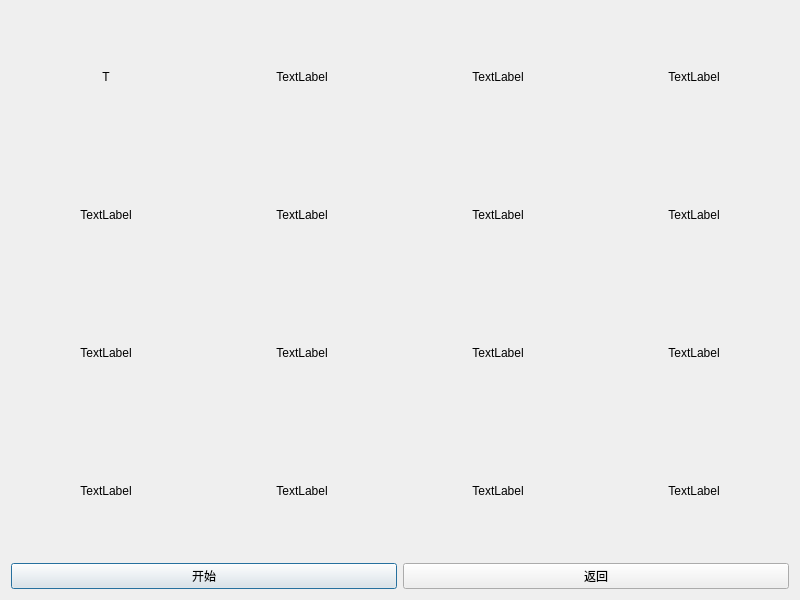
First picture: the form in sixteengrid.ui, repository L-Super/SchulteGrid, before the edit.
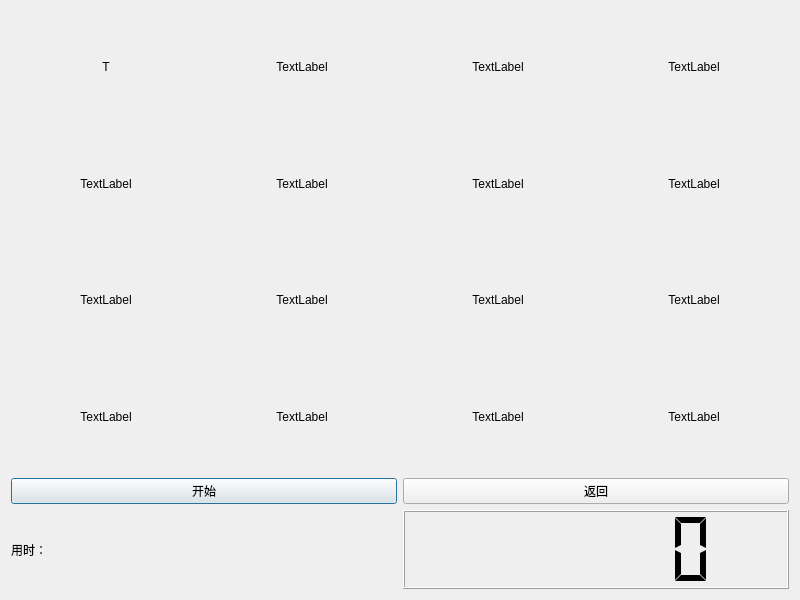
Second picture: the form after the edit. Icons and pictures are not drawn.

What changed in the file:
```diff
--- a/sixteengrid.ui
+++ b/sixteengrid.ui
@@ -22,7 +22,7 @@
 .QLabel{font:24pt &quot;Arial&quot;}
 </string>
   </property>
-  <layout class="QVBoxLayout" name="verticalLayout">
+  <layout class="QVBoxLayout" name="verticalLayout_2">
    <item>
     <layout class="QHBoxLayout" name="horizontalLayout">
      <item>
@@ -200,6 +200,8 @@
     </layout>
    </item>
    <item>
+    <layout class="QVBoxLayout" name="verticalLayout">
+     <item>
     <layout class="QHBoxLayout" name="horizontalLayout_5">
      <item>
       <widget class="QPushButton" name="pushButton_2">
@@ -214,6 +216,29 @@
         <string>返回</string>
        </property>
       </widget>
+       </item>
+      </layout>
+     </item>
+     <item>
+      <layout class="QHBoxLayout" name="horizontalLayout_6">
+       <item>
+        <widget class="QLabel" name="label_16">
+         <property name="text">
+          <string>用时： </string>
+         </property>
+        </widget>
+       </item>
+       <item>
+        <widget class="QLCDNumber" name="lcdNumber">
+         <property name="digitCount">
+          <number>6</number>
+         </property>
+         <property name="segmentStyle">
+          <enum>QLCDNumber::Flat</enum>
+         </property>
+        </widget>
+       </item>
+      </layout>
      </item>
     </layout>
    </item>
```
Left out of the diff: 2 changed lines with no effect on the pictures. Lines whose indentation alone changed are shown as unchanged.
